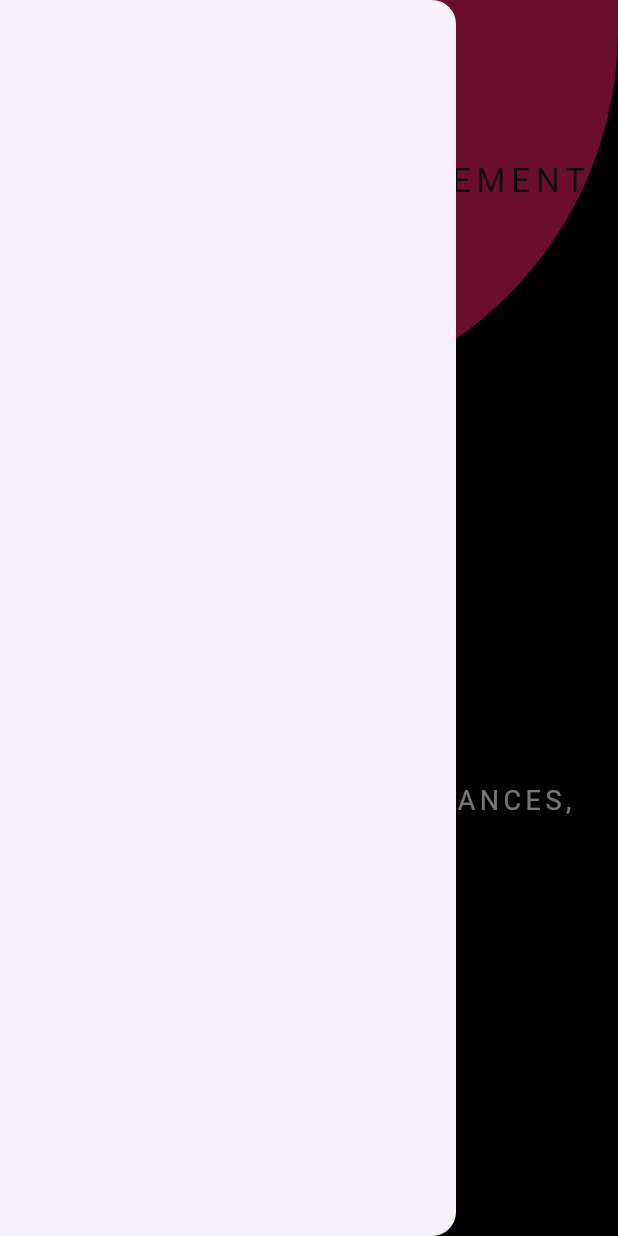
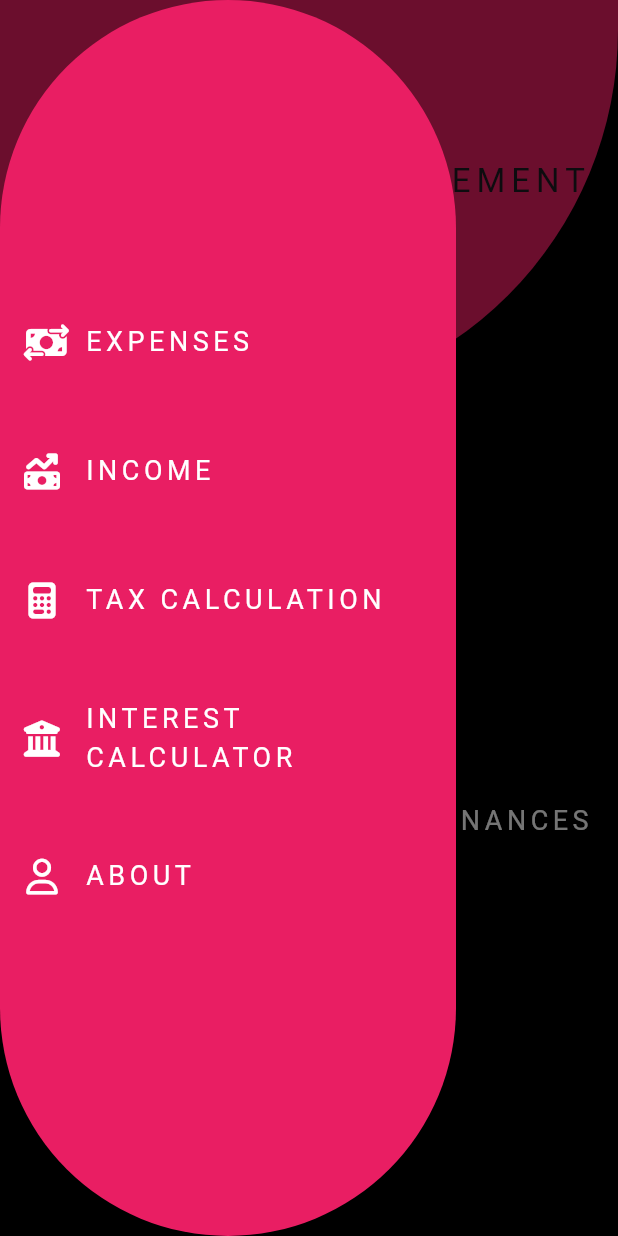
Before and after one commit to sushanbaniya/FinanceManagementSystem, a Flutter app: the screen it shows after launch, with the side drawer open, on a phone screen of 412 x 824 dp. Run offline on Flutter 3.47's test engine with Material 3 defaults, Android fonts, the phone set to English and light mode, and no system bars; our stand-ins replace font_awesome_flutter.

Commit message:
Added options on the drawer

```diff
--- a/lib/screens/home.dart
+++ b/lib/screens/home.dart
@@ -1,11 +1,13 @@
 import 'package:flutter/material.dart';
+
+import '../widgets/my_drawer.dart';
 
 class HomePage extends StatelessWidget {
   @override
   Widget build(BuildContext context) {
     return Scaffold(
       backgroundColor: Theme.of(context).primaryColorDark,
-      drawer: Drawer(),
+      drawer: MyDrawer(),
       appBar: AppBar(
         title: Column(
           children: [
@@ -33,7 +35,7 @@ class HomePage extends StatelessWidget {
         ),
       ),
       body: Center(
-        child: Text('START MANAGING YOUR FINANCES, additional new text',),
+        child: Text('START MANAGING YOUR FINANCES',),
 
       ),
     );
--- /dev/null
+++ b/lib/widgets/my_drawer.dart
@@ -0,0 +1,79 @@
+import 'package:flutter/material.dart';
+import 'package:font_awesome_flutter/font_awesome_flutter.dart';
+
+class MyDrawer extends StatelessWidget {
+  @override
+  Widget build(BuildContext context) {
+    return Drawer(
+      shape: RoundedRectangleBorder(
+        borderRadius: BorderRadius.circular(500),
+      ),
+      backgroundColor: Theme.of(context).primaryColorLight,
+      child: ListView(
+        children: [
+          SizedBox(height: 200),
+          ListTile(
+            leading: Icon(FontAwesomeIcons.moneyBillTransfer, color: Colors.white,)
+            // CircleAvatar(child: Icon(Icons.attach_money, color: Colors.black),)
+             ,
+            title: Text(
+              'EXPENSES',
+              style: Theme.of(context).textTheme.bodyMedium,
+
+            ),
+            onTap: () {},
+          ),
+          SizedBox(height: 30),
+          ListTile(
+            leading: Icon(FontAwesomeIcons.moneyBillTrendUp, color: Colors.white,)
+            // CircleAvatar(child: Icon(Icons.attach_money, color: Colors.black),)
+             ,
+            title: Text(
+              'INCOME',
+              style: Theme.of(context).textTheme.bodyMedium,
+
+            ),
+            onTap: () {},
+          ),
+          SizedBox(height: 30),
+          ListTile(
+            leading: Icon(FontAwesomeIcons.calculator, color: Colors.white,)
+            // CircleAvatar(child: Icon(Icons.attach_money, color: Colors.black),)
+             ,
+            title: Text(
+              'TAX CALCULATION',
+              style: Theme.of(context).textTheme.bodyMedium,
+
+            ),
+            onTap: () {},
+          ),
+          SizedBox(height: 30),
+          ListTile(
+            leading: Icon(FontAwesomeIcons.bank, color: Colors.white,)
+            // CircleAvatar(child: Icon(Icons.attach_money, color: Colors.black),)
+             ,
+            title: Text(
+              'INTEREST CALCULATOR',
+              style: Theme.of(context).textTheme.bodyMedium,
+
+            ),
+            onTap: () {},
+          ),
+          SizedBox(height: 30),
+          ListTile(
+            leading: Icon(FontAwesomeIcons.user, color: Colors.white,)
+            // CircleAvatar(child: Icon(Icons.attach_money, color: Colors.black),)
+             ,
+            title: Text(
+              'ABOUT',
+              style: Theme.of(context).textTheme.bodyMedium,
+
+            ),
+            onTap: () {},
+          ),
+          SizedBox(height: 30),
+        ],
+      ),
+    );
+  }
+}
--- a/pubspec.yaml
+++ b/pubspec.yaml
@@ -30,6 +30,7 @@ environment:
 dependencies:
   flutter:
     sdk: flutter
+  font_awesome_flutter: ^10.6.0
 
 
   # The following adds the Cupertino Icons font to your application.
```
Also changed, not shown: pubspec.lock.
